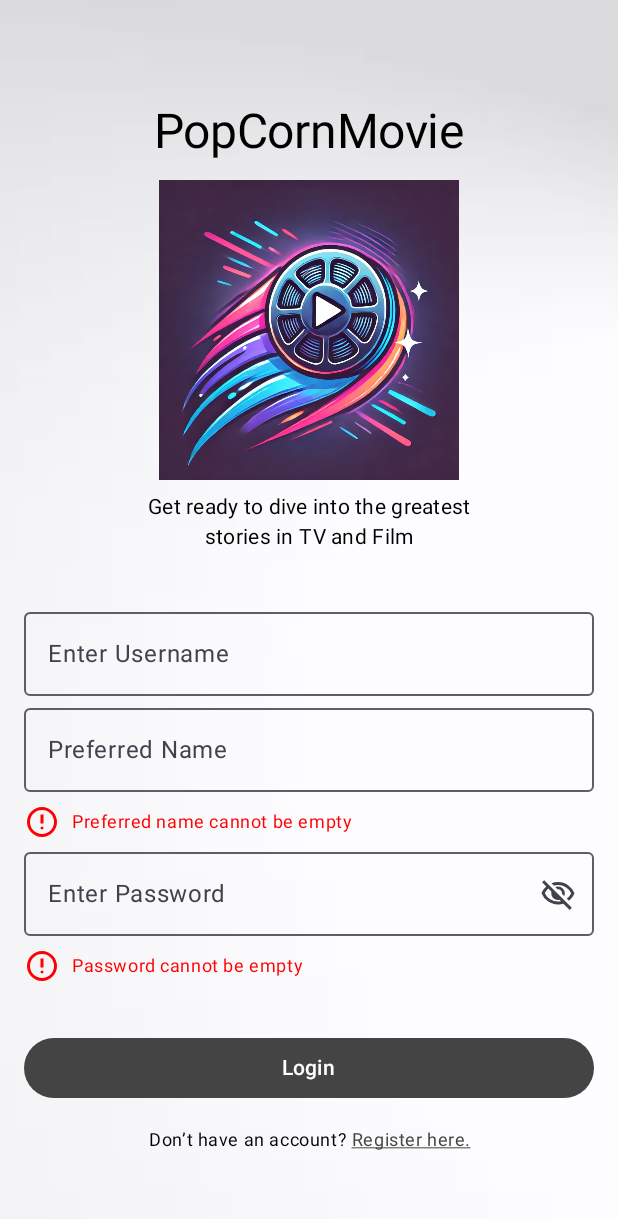
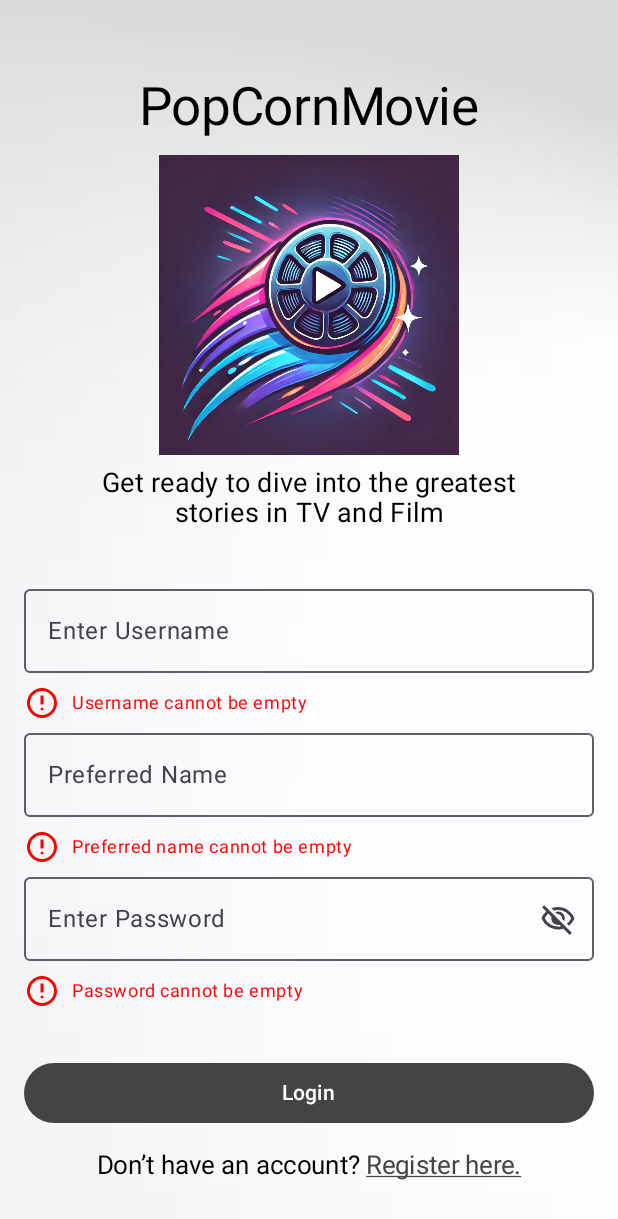
Before and after one commit to eggcellent-cpu/mad_assn2_try2, an Android app built with Jetpack Compose: the screen it shows after launch (MainActivity), after a tap on "Login", on a phone screen of 412 x 824 dp. Shown: the top 1219 px of the screen. Run offline under Robolectric (Android 15) with nearby library versions, the phone set to English and light mode, and no system bars; our stand-ins replace Room's generated code.

Commit message:
deleted comments

```diff
--- a/app/src/main/java/com/it2161/dit233000D/movieviewer/ui/screens/LoginScreen.kt
+++ b/app/src/main/java/com/it2161/dit233000D/movieviewer/ui/screens/LoginScreen.kt
@@ -4,7 +4,6 @@ import android.widget.Toast
 import android.util.Log
 import androidx.compose.foundation.Image
 import androidx.compose.foundation.layout.*
-import androidx.compose.foundation.text.ClickableText
 import androidx.compose.material3.*
 import androidx.compose.runtime.*
 import androidx.compose.ui.Alignment
@@ -16,7 +15,6 @@ import androidx.compose.ui.graphics.*
 import androidx.compose.ui.layout.ContentScale
 import androidx.compose.ui.res.painterResource
 import androidx.compose.ui.res.vectorResource
-import androidx.compose.ui.text.AnnotatedString
 import androidx.compose.ui.text.SpanStyle
 import androidx.compose.ui.text.buildAnnotatedString
 import androidx.compose.ui.text.input.PasswordVisualTransformation
@@ -38,7 +36,7 @@ fun LoginScreen(
     userProfileDao: UserProfileDao
 ) {
     val context = LocalContext.current
-    val scope = rememberCoroutineScope()  // To launch coroutines
+    val scope = rememberCoroutineScope()  // launch coroutines
 
     var userId by remember { mutableStateOf("") }
     var password by remember { mutableStateOf("") }
@@ -69,7 +67,7 @@ fun LoginScreen(
 
             Text(
                 text = "PopCornMovie",
-                style = MaterialTheme.typography.displayLarge.copy(fontSize = 32.sp),
+                style = MaterialTheme.typography.displayLarge.copy(fontSize = 35.sp),
                 color = Color.Black,
                 textAlign = TextAlign.Center
             )
@@ -84,7 +82,7 @@ fun LoginScreen(
 
             Text(
                 text = "Get ready to dive into the greatest\nstories in TV and Film",
-                style = MaterialTheme.typography.bodyMedium,
+                style = MaterialTheme.typography.bodyMedium.copy(fontSize = 18.sp),
                 color = Color.Black,
                 textAlign = TextAlign.Center
             )
@@ -99,7 +97,28 @@ fun LoginScreen(
                 modifier = Modifier.fillMaxWidth()
             )
 
-            // Preferred Name (added here)
+            // Displaying Username error message
+            if (!errorMessageUsername.isNullOrEmpty()) {
+                Row(
+                    horizontalArrangement = Arrangement.Start,
+                    verticalAlignment = Alignment.CenterVertically,
+                    modifier = Modifier.fillMaxWidth().padding(top = 8.dp)
+                ) {
+                    Icon(
+                        imageVector = ImageVector.vectorResource(id = R.drawable.error_icon),
+                        contentDescription = "Error",
+                        tint = Color.Red
+                    )
+                    Spacer(modifier = Modifier.width(8.dp))
+                    Text(
+                        text = errorMessageUsername ?: "",
+                        color = Color.Red,
+                        style = MaterialTheme.typography.bodySmall
+                    )
+                }
+            }
+
+            // Preferred Name
             OutlinedTextField(
                 value = preferredName,
                 onValueChange = { preferredName = it },
@@ -116,12 +135,12 @@ fun LoginScreen(
                     Icon(
                         imageVector = ImageVector.vectorResource(id = R.drawable.error_icon),
                         contentDescription = "Error",
-                        tint = androidx.compose.ui.graphics.Color.Red
+                        tint = Color.Red
                     )
                     Spacer(modifier = Modifier.width(8.dp))
                     Text(
                         text = errorMessagePreferredName ?: "",
-                        color = androidx.compose.ui.graphics.Color.Red,
+                        color = Color.Red,
                         style = MaterialTheme.typography.bodySmall
                     )
                 }
@@ -153,12 +172,12 @@ fun LoginScreen(
                     Icon(
                         imageVector = ImageVector.vectorResource(id = R.drawable.error_icon),
                         contentDescription = "Error",
-                        tint = androidx.compose.ui.graphics.Color.Red
+                        tint = Color.Red
                     )
                     Spacer(modifier = Modifier.width(8.dp))
                     Text(
                         text = errorMessagePassword ?: "",
-                        color = androidx.compose.ui.graphics.Color.Red,
+                        color = Color.Red,
                         style = MaterialTheme.typography.bodySmall
                     )
                 }
@@ -227,8 +246,8 @@ fun LoginScreen(
 
                 Text(
                     text = annotatedText,
-                    style = MaterialTheme.typography.bodySmall.copy(
-                        textAlign = TextAlign.Center
+                    style = MaterialTheme.typography.bodyMedium.copy(
+                        textAlign = TextAlign.Center, fontSize = 17.sp
                     )
                 )
             }
--- a/app/src/main/java/com/it2161/dit233000D/movieviewer/ui/screens/ProfileScreen.kt
+++ b/app/src/main/java/com/it2161/dit233000D/movieviewer/ui/screens/ProfileScreen.kt
@@ -1,6 +1,5 @@
 package com.it2161.dit233000D.movieviewer.ui.screens
 
-import android.content.Context
 import android.util.Log
 import androidx.compose.foundation.Image
 import androidx.compose.foundation.layout.*
@@ -8,7 +7,6 @@ import androidx.compose.material3.*
 import androidx.compose.runtime.*
 import androidx.compose.ui.Alignment
 import androidx.compose.ui.Modifier
-import androidx.compose.ui.platform.LocalContext
 import androidx.compose.ui.res.painterResource
 import androidx.compose.ui.unit.dp
 import com.it2161.dit233000D.movieviewer.R
@@ -23,10 +21,9 @@ fun ProfileScreen(
     navController: NavController,
     userProfileDao: UserProfileDao
 ) {
-    val context = LocalContext.current
     var savedProfile by remember { mutableStateOf<UserProfile?>(null) }
 
-    // Fetch profile asynchronously
+    // fetch profile asynchronously
     LaunchedEffect(userProfile.id) {
         Log.d("ProfileScreen", "User ID: ${userProfile.id}")
         savedProfile = userProfileDao.getProfile(userProfile.id)
@@ -64,7 +61,7 @@ fun ProfileScreen(
                     .padding(innerPadding),
                 horizontalAlignment = Alignment.CenterHorizontally
             ) {
-                // Display Avatar
+                // Avatar
                 Image(
                     painter = painterResource(id = savedProfile!!.avatar),
                     contentDescription = "User Avatar",
@@ -73,7 +70,7 @@ fun ProfileScreen(
                         .padding(bottom = 25.dp)
                 )
 
-                // Display User Profile Details
+                // User Profile Details
                 Column(
                     modifier = Modifier.fillMaxWidth(),
                     horizontalAlignment = Alignment.CenterHorizontally
--- a/app/src/main/java/com/it2161/dit233000D/movieviewer/ui/screens/RegisterScreen.kt
+++ b/app/src/main/java/com/it2161/dit233000D/movieviewer/ui/screens/RegisterScreen.kt
@@ -21,8 +21,6 @@ import androidx.lifecycle.compose.LocalLifecycleOwner
 import androidx.navigation.NavController
 import com.it2161.dit233000D.movieviewer.data.user.UserProfile
 import com.it2161.dit233000D.movieviewer.R
-import com.it2161.dit233000D.movieviewer.data.movie.MovieDao
-import com.it2161.dit233000D.movieviewer.data.movie.MovieDatabase
 import com.it2161.dit233000D.movieviewer.data.user.UserDatabase
 
 import java.util.Calendar
@@ -282,21 +280,12 @@ fun RegisterUserScreen(
                             preferredName = preferredName
                         )
 
-                        // Coroutine to handle user registration and related tasks
                         lifecycleOwner.lifecycleScope.launch {
-                            // Check if it's a new user (async operation in background)
-                            val isNewUser = userProfileDao.getUserByUserName(newUserProfile.userName) == null
-
-                            val movieDao = MovieDatabase.getDatabase(context).movieDao()
-
-
-                            // Insert user into the database
+                            // insert user into database
                             userProfileDao.insertUser(newUserProfile)
 
-                            // Show success message
                             Toast.makeText(context, "Registration successful!", Toast.LENGTH_SHORT).show()
 
-                            // Fetch the user after insertion to check persistence
                             val fetchedUser = userProfileDao.getUserByUserName(newUserProfile.userName)
 
                             if (fetchedUser != null) {
@@ -320,7 +309,7 @@ fun RegisterUserScreen(
                 modifier = Modifier.fillMaxWidth(),
                 colors = ButtonDefaults.buttonColors(
                     containerColor = Color.Transparent,
-                    contentColor = Color.Black // You can set the text color if needed
+                    contentColor = Color.Black
                 )
             ) {
                 Text("Already have an account? Login")
```
